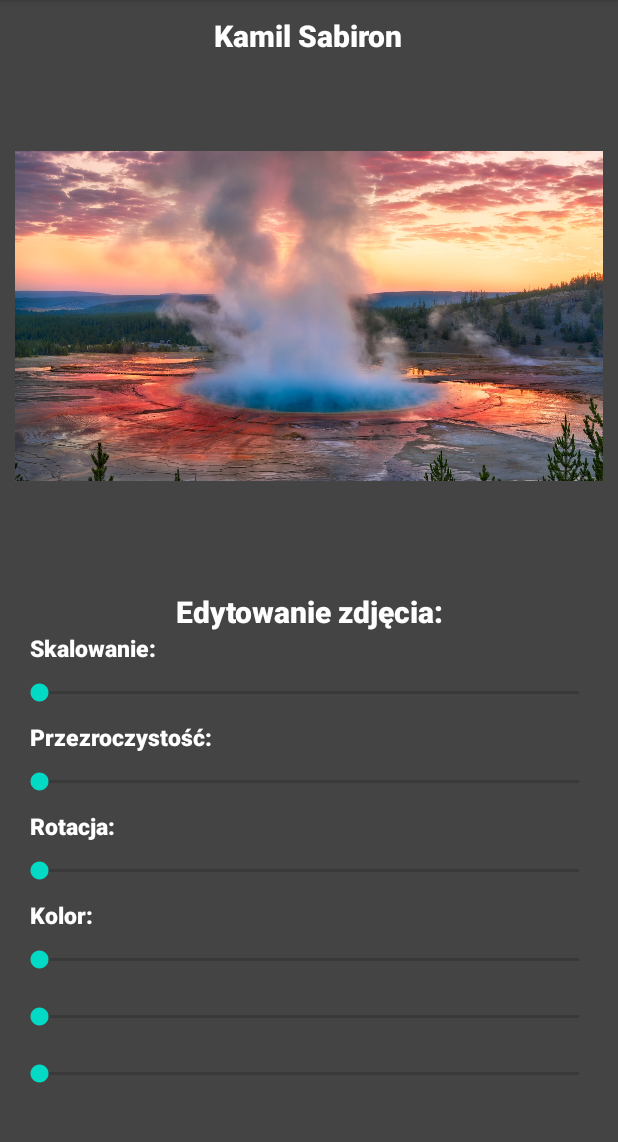
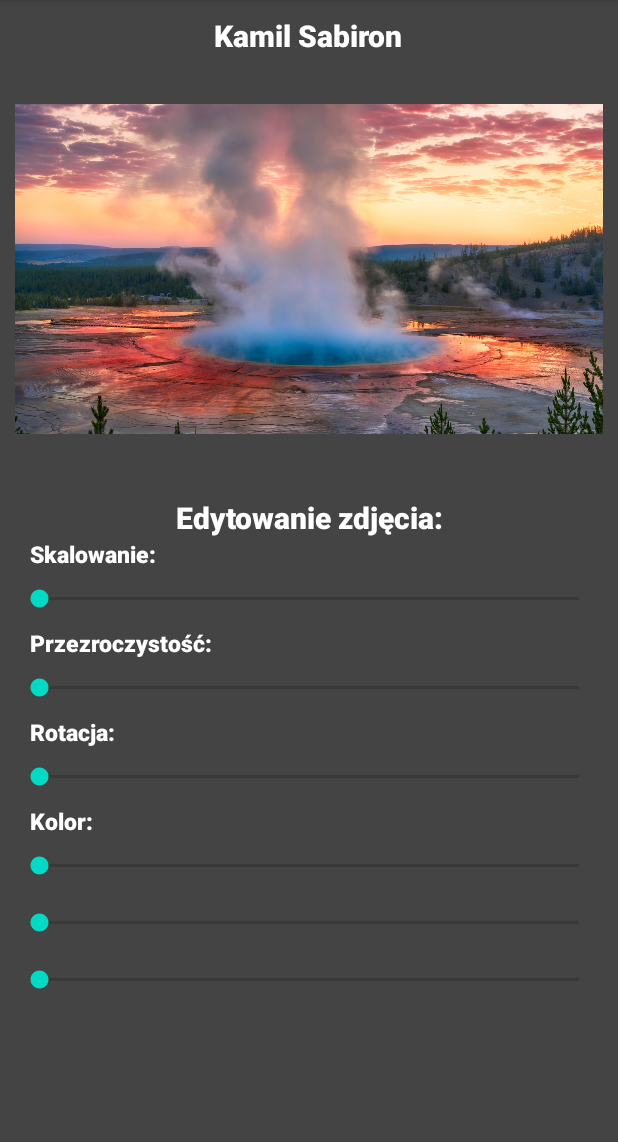
Before and after one commit to mrNorii/edytorzdjec_PAM, an Android app: the screen it shows after launch (MainActivity), on a phone screen of 412 x 824 dp, the part 84-1226 px from its top. Run offline under Robolectric (Android 15) with nearby library versions, the phone set to English and light mode, and no system bars.

```diff
--- a/app/src/main/res/layout/activity_main.xml
+++ b/app/src/main/res/layout/activity_main.xml
@@ -12,7 +12,7 @@
     <LinearLayout
         android:layout_width="match_parent"
         android:layout_height="0dp"
-        android:layout_weight="1"
+        android:layout_weight="5"
         android:orientation="vertical"
         android:layout_margin="10sp">
 
@@ -37,7 +37,7 @@
     <LinearLayout
         android:layout_width="match_parent"
         android:layout_height="0dp"
-        android:layout_weight="1"
+        android:layout_weight="7"
         android:orientation="vertical">
 
         <TextView
@@ -80,8 +80,7 @@
             android:layout_height="wrap_content"
             android:layout_margin="10dp"
             android:id="@+id/transitionSeek"
-            android:max="100"
-
+            android:max="255"
             />
 
         <TextView
@@ -99,6 +98,7 @@
             android:layout_height="wrap_content"
             android:layout_margin="10dp"
             android:id="@+id/rotationSeek"
+            android:max="360"
             />
 
         <TextView
```
Also changed, not shown: app/src/main/java/com/example/edytorzdjec/MainActivity.java (+18 -1 lines).
